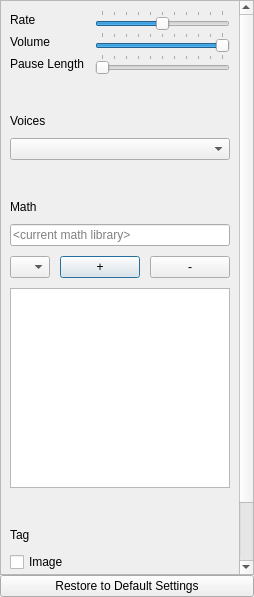
Qt form src/forms/speech_settings.ui (DinoZAR/CentralAccessReader) before a commit.
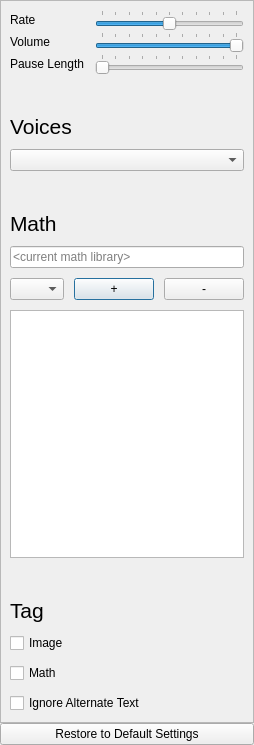
The same form after that commit. Icons and pictures are not drawn.

```diff
--- a/src/forms/speech_settings.ui
+++ b/src/forms/speech_settings.ui
@@ -7,7 +7,7 @@
     <x>0</x>
     <y>0</y>
     <width>254</width>
-    <height>597</height>
+    <height>745</height>
    </rect>
   </property>
   <property name="windowTitle">
@@ -37,8 +37,8 @@
        <rect>
         <x>0</x>
         <y>0</y>
-        <width>235</width>
-        <height>637</height>
+        <width>252</width>
+        <height>720</height>
        </rect>
       </property>
       <layout class="QVBoxLayout" name="verticalLayout_9">
@@ -149,6 +149,9 @@
          </property>
          <item>
           <widget class="QLabel" name="label_3">
+           <property name="styleSheet">
+            <string notr="true">font-size: 16pt;</string>
+           </property>
            <property name="text">
             <string>Voices</string>
            </property>
@@ -178,6 +181,9 @@
           <layout class="QVBoxLayout" name="verticalLayout_2">
            <item>
             <widget class="QLabel" name="label_5">
+             <property name="styleSheet">
+              <string notr="true">font-size: 16pt;</string>
+             </property>
              <property name="text">
               <string>Math</string>
              </property>
@@ -253,6 +259,9 @@
          </property>
          <item>
           <widget class="QLabel" name="label_4">
+           <property name="styleSheet">
+            <string notr="true">font-size: 16pt;</string>
+           </property>
            <property name="text">
             <string>Tag</string>
            </property>
```
